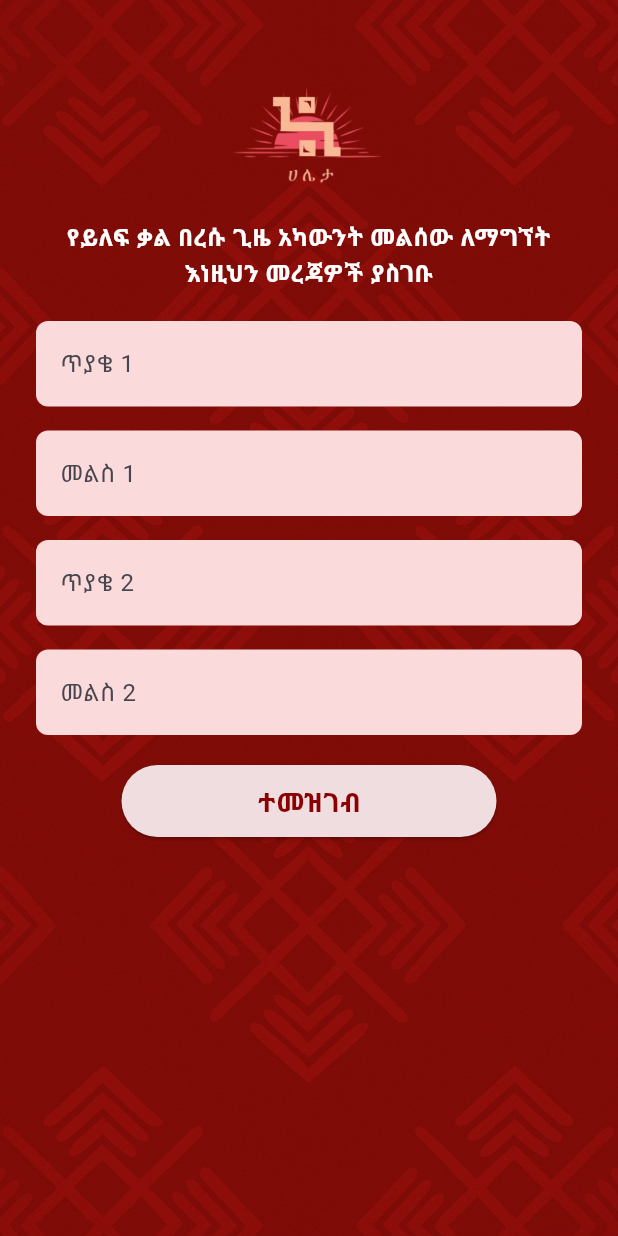
After one commit to etsuba19/haleta_flutter_edition, a Flutter app: the SecurityQuestionPage screen opened directly, on a phone screen of 412 x 824 dp. The commit adds this screen. Run offline on Flutter 3.47's test engine with Material 3 defaults, Android fonts, the phone set to English and light mode, and no system bars; our stand-ins replace dartz, dio, equatable, flutter_riverpod, go_router.

Commit message:
Changed Security Question

```diff
--- /dev/null
+++ b/frontend/lib/domain/security_question/repositories/security_question_repository.dart
@@ -0,0 +1,6 @@
+import '../../../domain/security_question/entities/security_question_entity.dart';
+
+
+abstract class SecurityQuestionRepository {
+  Future<void> submitSecurityAnswers(SecurityAnswers answers);
+}
--- a/frontend/lib/navigation/app_router.dart
+++ b/frontend/lib/navigation/app_router.dart
@@ -4,7 +4,7 @@ import 'package:go_router/go_router.dart';
 import '../presentation/auth/login_page.dart';
 import '../presentation/home/home_page.dart';
 import '../presentation/quiz/quiz_controller.dart';
-import '../presentation/security_question/security_question_screen.dart';
+import '../presentation/security_question/security_question_page.dart';
 import '../presentation/signup/signup_screen.dart';
 import '../presentation/choice/choice_page.dart';
 
@@ -32,7 +32,7 @@ final GoRouter router = GoRouter(
     ),
     GoRoute(
       path: '/security-question',
-      builder: (context, state) => SecurityQuestionScreen(),
+      builder: (context, state) => SecurityQuestionPage(),
     ),
     GoRoute(
       path: '/choice',
--- /dev/null
+++ b/frontend/lib/presentation/security_question/question_input.dart
@@ -0,0 +1,28 @@
+import 'package:flutter/material.dart';
+
+class QuestionInput extends StatelessWidget {
+  final String hint;
+  final ValueChanged<String> onChanged;
+
+  const QuestionInput({
+    super.key,
+    required this.hint,
+    required this.onChanged,
+  });
+
+  @override
+  Widget build(BuildContext context) {
+    return TextField(
+      onChanged: onChanged,
+      decoration: InputDecoration(
+        filled: true,
+        fillColor: const Color(0xFFFADADA),
+        hintText: hint,
+        border: OutlineInputBorder(
+          borderRadius: BorderRadius.circular(8),
+          borderSide: BorderSide.none,
+        ),
+      ),
+    );
+  }
+}
--- /dev/null
+++ b/frontend/lib/presentation/security_question/security_question_controller.dart
@@ -0,0 +1,25 @@
+import 'package:flutter_riverpod/flutter_riverpod.dart';
+
+final securityQuestionControllerProvider =
+    StateNotifierProvider<SecurityQuestionController, void>(
+  (ref) => SecurityQuestionController(),
+);
+
+class SecurityQuestionController extends StateNotifier<void> {
+  SecurityQuestionController() : super(null);
+
+  String question1 = '';
+  String answer1 = '';
+  String question2 = '';
+  String answer2 = '';
+
+  void setQuestion1(String value) => question1 = value;
+  void setAnswer1(String value) => answer1 = value;
+  void setQuestion2(String value) => question2 = value;
+  void setAnswer2(String value) => answer2 = value;
+
+  void submitAnswers() {
+    // Simulate saving or sending the answers
+    print('Security Answers Submitted:\nQ1: $question1\nA1: $answer1\nQ2: $question2\nA2: $answer2');
+  }
+}
--- /dev/null
+++ b/frontend/lib/presentation/security_question/security_question_page.dart
@@ -0,0 +1,61 @@
+import 'package:flutter/material.dart';
+import 'package:flutter_riverpod/flutter_riverpod.dart';
+import 'security_question_controller.dart';
+import '../../widgets/custom_button.dart';
+import 'question_input.dart';
+import 'package:go_router/go_router.dart';
+
+class SecurityQuestionPage extends ConsumerWidget {
+  const SecurityQuestionPage({super.key});
+
+  @override
+  Widget build(BuildContext context, WidgetRef ref) {
+    final controller = ref.read(securityQuestionControllerProvider.notifier);
+
+    return Scaffold(
+      body: Container(
+        width: double.infinity,
+        height: double.infinity,
+        decoration: const BoxDecoration(
+          image: DecorationImage(
+            image: AssetImage('assets/images/bgimg.jpg'),
+            fit: BoxFit.cover,
+          ),
+        ),
+        padding: const EdgeInsets.symmetric(horizontal: 24),
+        child: SingleChildScrollView(
+          child: Column(
+            children: [
+              const SizedBox(height: 50),
+              Image.asset('assets/images/logoimg.jpg', height: 80),
+              const SizedBox(height: 16),
+              const Text(
+                'የይለፍ ቃል በረሱ ጊዜ አካውንት መልሰው ለማግኘት እነዚህን መረጃዎች ያስገቡ',
+                style: TextStyle(color: Colors.white, fontSize: 16, fontWeight: FontWeight.bold),
+                textAlign: TextAlign.center,
+              ),
+              const SizedBox(height: 20),
+
+              QuestionInput(hint: 'ጥያቄ 1', onChanged: controller.setQuestion1),
+              const SizedBox(height: 16),
+              QuestionInput(hint: 'መልስ 1', onChanged: controller.setAnswer1),
+              const SizedBox(height: 16),
+              QuestionInput(hint: 'ጥያቄ 2', onChanged: controller.setQuestion2),
+              const SizedBox(height: 16),
+              QuestionInput(hint: 'መልስ 2', onChanged: controller.setAnswer2),
+
+              const SizedBox(height: 20),
+              CustomButton(
+                text: 'ተመዝገብ',
+                onPressed: () {
+                  controller.submitAnswers();
+                  GoRouter.of(context).go('/choice');
+                },
+              ),
+            ],
+          ),
+        ),
+      ),
+    );
+  }
+}
```
Also changed, not shown: frontend/lib/application/security_question/usecases/submit_sequrity_answers_usecase.dart (added, +12 -0 lines), frontend/lib/domain/security_question/entities/security_question_entity.dart (added, +13 -0 lines), frontend/lib/infrastructure/security_question/datasources/security_question_remote_data_source.dart (added, +9 -0 lines), frontend/lib/infrastructure/security_question/repositories_impl/security_question_repository_impl.dart (added, +14 -0 lines), frontend/lib/presentation/security_question/security_question_screen.dart (deleted, +0 -112 lines), frontend/lib/presentation/security_question/security_question_view_model.dart (deleted, +0 -25 lines).
